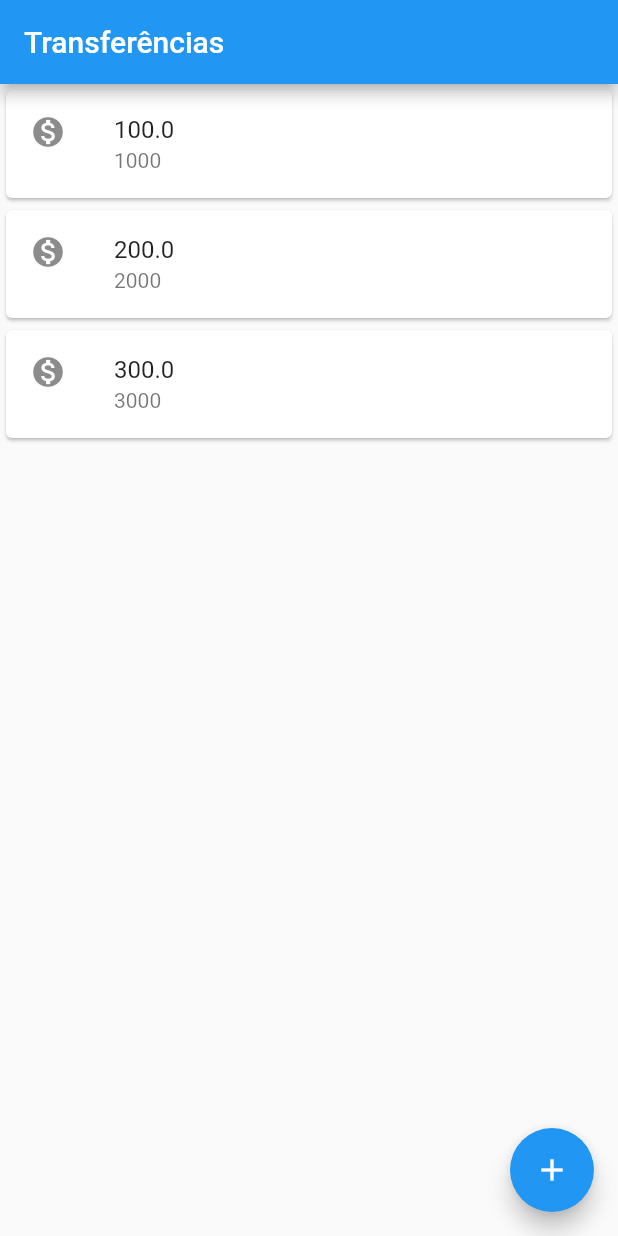
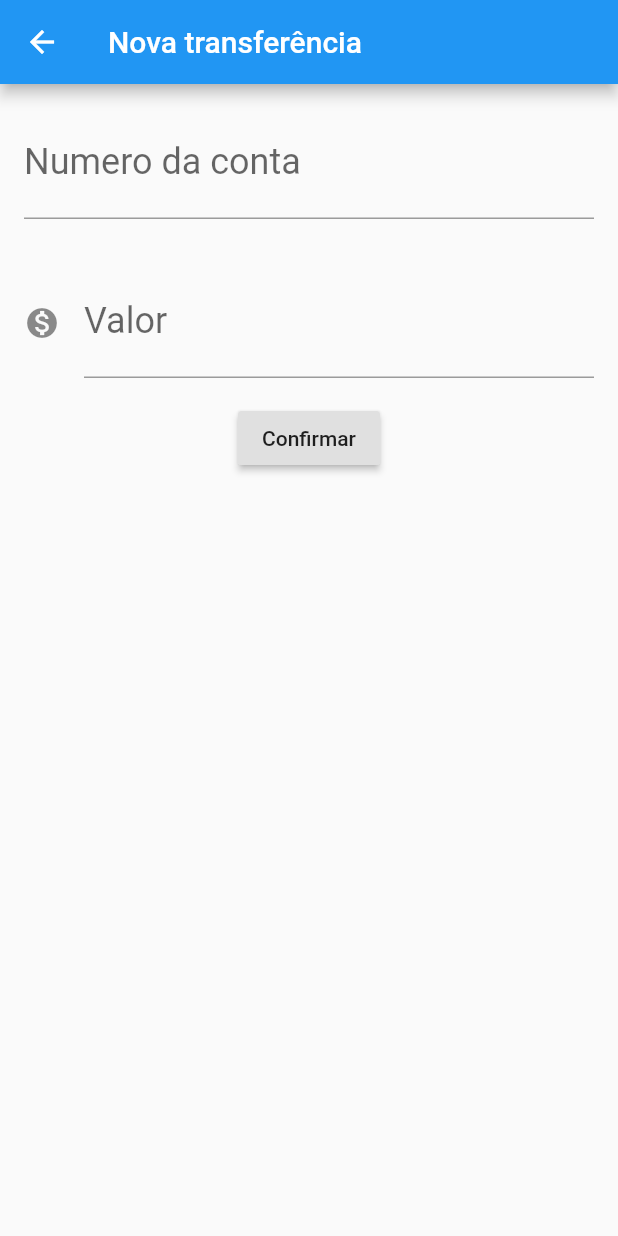
Before and after one commit to darthrodolfo/Bytebank, a Flutter app: the screen it shows after launch, after a tap on the "add" icon, on a phone screen of 412 x 824 dp. Run offline on Flutter 3.47's test engine with Material 2 defaults, Android fonts, the phone set to English and light mode, and no system bars.

Commit message:
Criando formulario de nova transferencia

```diff
--- a/lib/main.dart
+++ b/lib/main.dart
@@ -1,26 +1,123 @@
 import 'package:flutter/material.dart';
 
-void main() => runApp(MaterialApp(
+void main() => runApp(ByteBankApp());
+
+class ByteBankApp extends StatelessWidget {
+  @override
+  Widget build(BuildContext context) {
+    return MaterialApp(
       home: Scaffold(
         body: ListaTransferencias(),
-        appBar: AppBar(
-          title: Text('Transferências'),
+      ),
+    );
+  }
+}
+
+class FormularioTransferencia extends StatelessWidget {
+  final TextEditingController _controladorCampoNumeroConta =
+      TextEditingController();
+  final TextEditingController _controladorCampoValor = TextEditingController();
+
+  @override
+  Widget build(BuildContext context) {
+    return Scaffold(
+      appBar: AppBar(title: Text('Nova transferência')),
+      body: Column(
+        children: <Widget>[
+          Editor(
+            controlador: _controladorCampoNumeroConta,
+            rotulo: 'Numero da conta',
+            dica: '0000',
+          ),
+          Editor(
+            controlador: _controladorCampoValor,
+            rotulo: 'Valor',
+            dica: '0.00',
+            icone: Icons.monetization_on,
+          ),
+          RaisedButton(
+              child: Text('Confirmar'),
+              onPressed: () {
+                _criaTransferencia(context);
+              }),
+        ],
+      ),
+    );
+  }
+
+  void _criaTransferencia(BuildContext context) {
+    debugPrint('clicou no confirmar');
+    final int numeroConta = int.tryParse(_controladorCampoNumeroConta.text);
+    final double valor = double.tryParse(_controladorCampoValor.text);
+
+    if (numeroConta != null && valor != null) {
+      final transferenciaCriada = Transferencia(valor, numeroConta);
+
+      Navigator.pop(context, transferenciaCriada);
+
+      // Scaffold.of(context).showSnackBar(
+      //   SnackBar(content: Text('$transferenciaCriada')),
+      // );
+    }
+  }
+}
+
+class Editor extends StatelessWidget {
+  final String rotulo;
+  final String dica;
+  final IconData icone;
+  final TextEditingController _controlador;
+
+  const Editor(
+      {@required TextEditingController controlador,
+      this.rotulo,
+      this.dica,
+      this.icone})
+      : _controlador = controlador;
+
+  @override
+  Widget build(BuildContext context) {
+    return Padding(
+      padding: const EdgeInsets.all(16.0),
+      child: TextField(
+        controller: _controlador,
+        style: TextStyle(fontSize: 24.0),
+        decoration: InputDecoration(
+          icon: icone != null ? Icon(icone) : null,
+          labelText: rotulo,
+          hintText: dica,
         ),
-        floatingActionButton: FloatingActionButton(
-          onPressed: () {},
-          child: Icon(Icons.add),
-        ),
+        keyboardType: TextInputType.number,
       ),
-    ));
+    );
+  }
+}
 
 class ListaTransferencias extends StatelessWidget {
   @override
   Widget build(BuildContext context) {
-    return Column(children: <Widget>[
-      ItemTransferencia(Transferencia(100.0, 1000)),
-      ItemTransferencia(Transferencia(200.0, 2000)),
-      ItemTransferencia(Transferencia(300.0, 3000)),
-    ]);
+    return Scaffold(
+        appBar: AppBar(
+          title: Text('Transferências'),
+        ),
+        body: Column(children: <Widget>[
+          ItemTransferencia(Transferencia(100.0, 1000)),
+          ItemTransferencia(Transferencia(200.0, 2000)),
+          ItemTransferencia(Transferencia(300.0, 3000)),
+        ]),
+        floatingActionButton: FloatingActionButton(
+          child: Icon(Icons.add),
+          onPressed: () {
+            final Future<Transferencia> future =
+                Navigator.push(context, MaterialPageRoute(builder: (context) {
+              return FormularioTransferencia();
+            }));
+            future.then((transferenciaRecebida) {
+              debugPrint('Chegou no then do future');
+              debugPrint('$transferenciaRecebida');
+            });
+          },
+        ));
   }
 }
 
@@ -46,4 +143,9 @@ class Transferencia {
   final int numeroConta;
 
   Transferencia(this.valor, this.numeroConta);
+
+  @override
+  String toString() {
+    return 'Transferencia{valor: $valor, numeroConta: $numeroConta}';
+  }
 }
```
